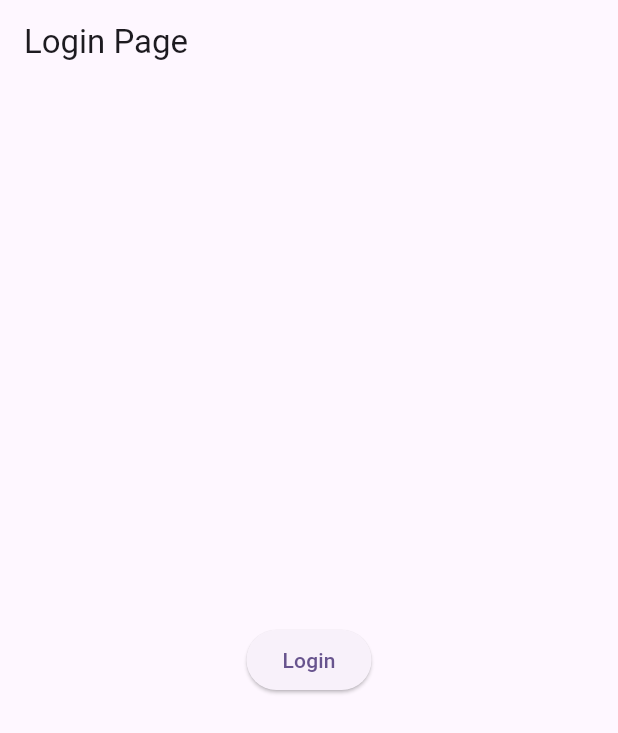
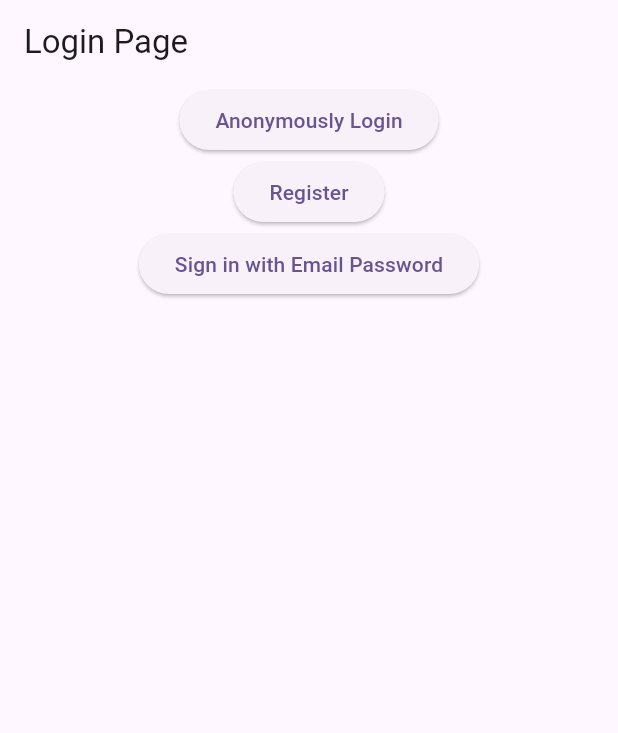
Before and after one commit to BruceLeeAnuragK/DB_Miner_firebase, a Flutter app: the screen it shows after launch, on a phone screen of 412 x 824 dp. Shown: the top 733 px of the screen. Run offline on Flutter 3.47's test engine with Material 2 defaults, Android fonts, the phone set to English and light mode, and no system bars; our stand-ins replace firebase_auth, firebase_core, get; accounts and stored records are empty.

Commit message:
12-09-2023 09:44

```diff
--- a/lib/view/screen/login_page.dart
+++ b/lib/view/screen/login_page.dart
@@ -1,4 +1,6 @@
+import 'package:db_miner_firebase/auth_helper/authhelper.dart';
 import 'package:flutter/material.dart';
+import 'package:get/get.dart';
 
 class LoginPage extends StatelessWidget {
   const LoginPage({Key? key}) : super(key: key);
@@ -10,9 +12,40 @@ class LoginPage extends StatelessWidget {
         title: Text("Login Page"),
       ),
       body: Center(
-        child: ElevatedButton(
-          onPressed: () {},
-          child: Text("Login"),
+        child: Column(
+          children: [
+            ElevatedButton(
+              onPressed: () async {
+                bool login = await AuthHelper.authHelper.loginAnonymusly();
+                if (login) {
+                  Get.offNamed("/HomePage");
+                }
+              },
+              child: Text("Anonymously Login"),
+            ),
+            ElevatedButton(
+              onPressed: () async {
+                bool login = await AuthHelper.authHelper.registerUser(
+                  email: "demo12@gmail.com",
+                  password: "d1e2m3o4",
+                );
+              },
+              child: Text("Register"),
+            ),
+            ElevatedButton(
+              onPressed: () async {
+                bool login =
+                    await AuthHelper.authHelper.loginWithUserNamePassword(
+                  email: "demo12@gmail.com",
+                  password: "d1e2m3o4",
+                );
+                if (login) {
+                  Get.offNamed("/HomePage");
+                }
+              },
+              child: Text("Sign in with Email Password"),
+            ),
+          ],
         ),
       ),
     );
```
Also changed, not shown: lib/main.dart (+0 -16 lines).
